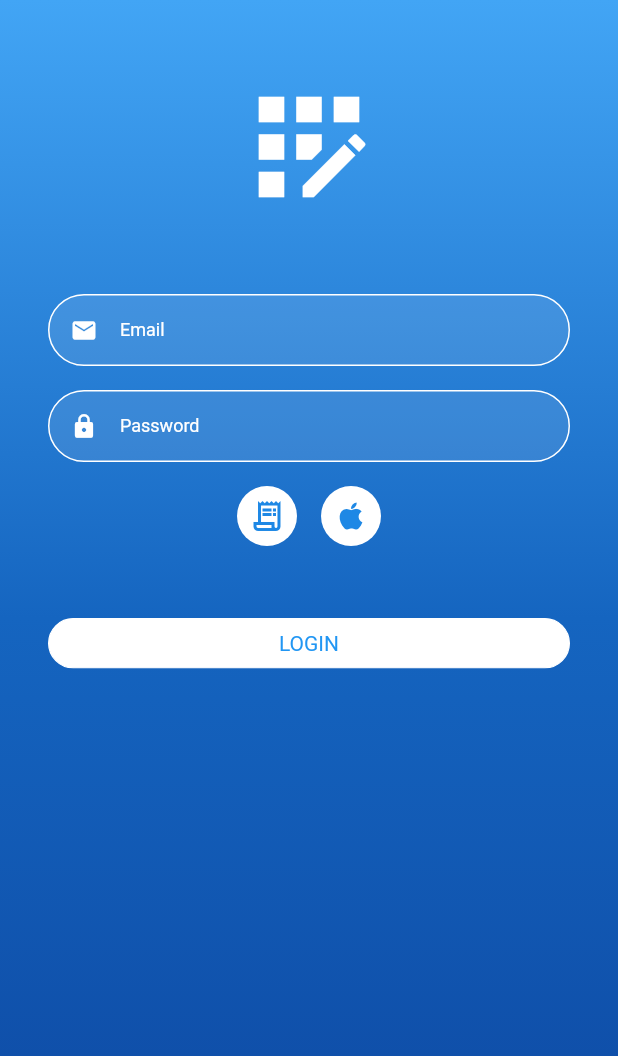
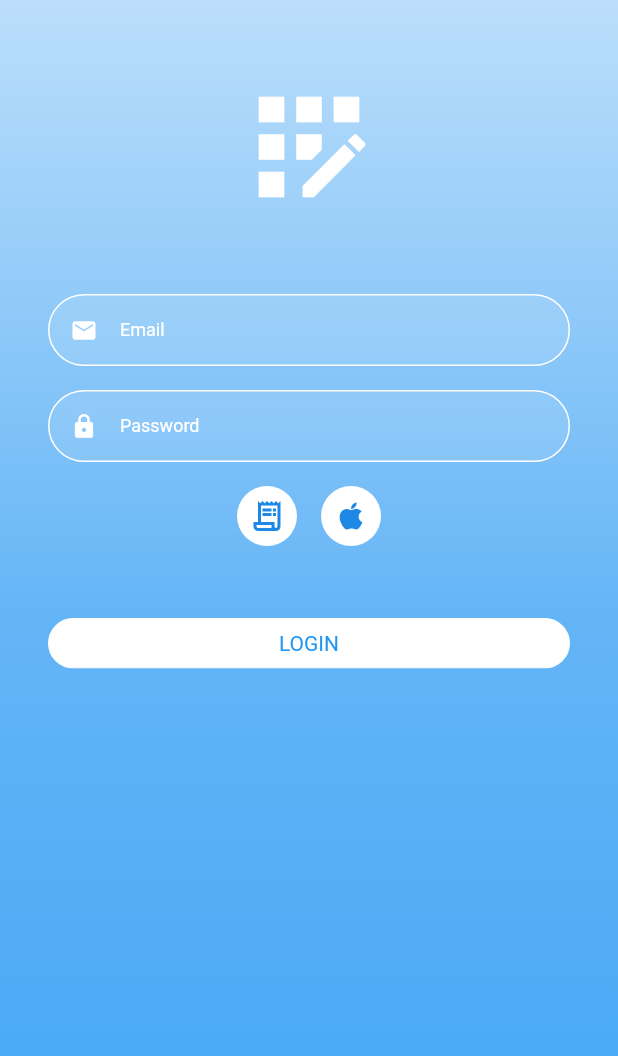
Before and after one commit to noctisbeta/quick_reminders, a Flutter app: the screen it shows after launch, after a tap on "LOGIN", on a phone screen of 412 x 824 dp. Shown: the top 1056 px of the screen. Run offline on Flutter 3.47's test engine with Material 2 defaults, Android fonts, the phone set to English and light mode, and no system bars; our stand-ins replace firebase_auth, firebase_core, hooks_riverpod; accounts and stored records are empty.

```diff
--- a/lib/authentication/authentication_controller.dart
+++ b/lib/authentication/authentication_controller.dart
@@ -10,8 +10,6 @@ class AuthenticationController {
         email: data.email.trim(),
         password: data.password.trim(),
       );
-    } catch (e) {
-      print(e);
-    }
+    } catch (e) {}
   }
 }
--- a/lib/authentication/authentication_view.dart
+++ b/lib/authentication/authentication_view.dart
@@ -1,21 +1,32 @@
 import 'package:flutter/material.dart';
+import 'package:hooks_riverpod/hooks_riverpod.dart';
+import 'package:quick_reminders/authentication/authentication_view_controller.dart';
 import 'package:quick_reminders/authentication/login_view.dart';
 import 'package:quick_reminders/authentication/sign_up_view.dart';
 import 'package:quick_reminders/common/rounded_button.dart';
 import 'package:quick_reminders/utilities/routing_functions.dart';
 
 /// View for user authentication.
-class AuthenticationView extends StatefulWidget {
+class AuthenticationView extends ConsumerStatefulWidget {
   /// Default constructor.
   const AuthenticationView({super.key});
 
   @override
-  State<AuthenticationView> createState() => _AuthenticationViewState();
+  ConsumerState<AuthenticationView> createState() => _AuthenticationViewState();
 }
 
-class _AuthenticationViewState extends State<AuthenticationView> {
+class _AuthenticationViewState extends ConsumerState<AuthenticationView> {
+  @override
+  void initState() {
+    super.initState();
+
+    // ref.read(AuthenticationViewController.provider.notifier).reverseAnimation();
+  }
+
   @override
   Widget build(BuildContext context) {
+    final animationState = ref.watch(AuthenticationViewController.provider);
+
     return Scaffold(
       body: SizedBox.expand(
         child: DecoratedBox(
@@ -24,10 +35,19 @@ class _AuthenticationViewState extends State<AuthenticationView> {
               begin: Alignment.topCenter,
               end: Alignment.bottomCenter,
               colors: [
-                Colors.blue[400]!,
-                Colors.blue[800]!,
-                Colors.blue[900]!,
-              ],
+                ColorTween(
+                  begin: Colors.blue[400],
+                  end: Colors.blue[100],
+                ),
+                ColorTween(
+                  begin: Colors.blue[800],
+                  end: Colors.blue[300],
+                ),
+                ColorTween(
+                  begin: Colors.blue[900],
+                  end: Colors.blue[400],
+                ),
+              ].map((e) => e.transform(animationState)!).toList(),
             ),
           ),
           child: SafeArea(
@@ -50,10 +70,14 @@ class _AuthenticationViewState extends State<AuthenticationView> {
                   Hero(
                     tag: 'signUpButton',
                     child: RoundedButton(
-                      onPressed: () => push(
-                        context,
-                        const SignUpView(),
-                      ),
+                      onPressed: () {
+                        push(
+                          context,
+                          const SignUpView(),
+                        ).then(
+                          (value) => ref.read(AuthenticationViewController.provider.notifier).reverseAnimation(),
+                        );
+                      },
                       child: const Text(
                         'SIGN UP',
                         style: TextStyle(
@@ -68,10 +92,14 @@ class _AuthenticationViewState extends State<AuthenticationView> {
                   Hero(
                     tag: 'loginButton',
                     child: RoundedButton(
-                      onPressed: () => push(
-                        context,
-                        const LoginView(),
-                      ),
+                      onPressed: () {
+                        push(
+                          context,
+                          const LoginView(),
+                        ).then(
+                          (value) => ref.read(AuthenticationViewController.provider.notifier).reverseAnimation(),
+                        );
+                      },
                       fillColor: Colors.white,
                       child: const Text(
                         'LOGIN',
--- a/lib/authentication/login_view.dart
+++ b/lib/authentication/login_view.dart
@@ -1,7 +1,4 @@
-import 'dart:developer';
-
 import 'package:flutter/material.dart';
-import 'package:flutter_hooks/flutter_hooks.dart';
 import 'package:hooks_riverpod/hooks_riverpod.dart';
 import 'package:quick_reminders/authentication/authentication_view_controller.dart';
 import 'package:quick_reminders/common/my_text_field.dart';
@@ -26,13 +23,7 @@ class _LoginViewState extends ConsumerState<LoginView> {
 
   @override
   Widget build(BuildContext context) {
-    final ac = useAnimationController(
-      duration: const Duration(milliseconds: 300),
-    );
-
-    if (!ac.isAnimating && !ac.isCompleted) {
-      ac.forward();
-    }
+    final animationState = ref.watch(AuthenticationViewController.provider);
 
     return GestureDetector(
       onTap: () {
@@ -46,9 +37,6 @@ class _LoginViewState extends ConsumerState<LoginView> {
                 begin: Alignment.topCenter,
                 end: Alignment.bottomCenter,
                 colors: [
-                  // viewController.colorTween(Colors.blue[400]!, Colors.blue[100]!),
-                  // viewController.colorTween(Colors.blue[800]!, Colors.blue[300]!),
-                  // viewController.colorTween(Colors.blue[900]!, Colors.blue[400]!),
                   ColorTween(
                     begin: Colors.blue[400],
                     end: Colors.blue[100],
@@ -61,7 +49,7 @@ class _LoginViewState extends ConsumerState<LoginView> {
                     begin: Colors.blue[900],
                     end: Colors.blue[400],
                   ),
-                ].map((e) => e.animate(ac).value!).toList(),
+                ].map((e) => e.transform(animationState)!).toList(),
               ),
             ),
             child: SafeArea(
--- a/lib/main.dart
+++ b/lib/main.dart
@@ -1,6 +1,6 @@
 import 'package:firebase_core/firebase_core.dart';
 import 'package:flutter/material.dart';
-import 'package:flutter_riverpod/flutter_riverpod.dart';
+import 'package:hooks_riverpod/hooks_riverpod.dart';
 import 'package:quick_reminders/authentication/authentication_view.dart';
 
 import 'package:quick_reminders/firebase_options.dart';
```
Also changed, not shown: lib/authentication/authentication_view_controller.dart (+16 -2 lines), lib/authentication/sign_up_view.dart (+15 -8 lines).
